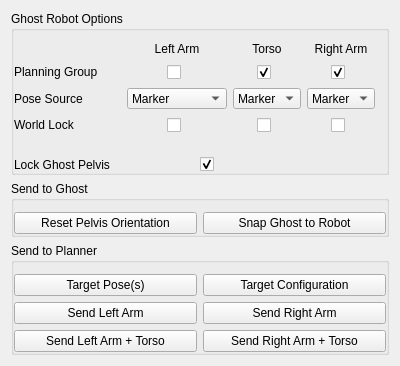
team-vigir/vigir_ocs_common, file vigir_ocs_ghost_control_widget/src/ui/ghost_control_widget.ui: the form before one commit.
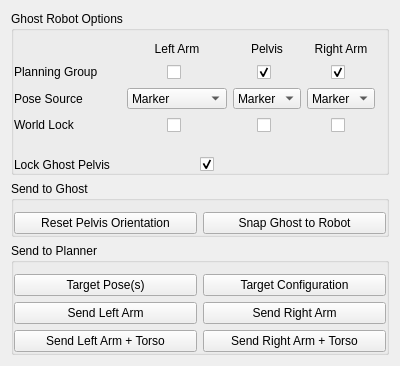
The form after the commit.

Commit message: - adding the interactive marker nodelet, and using it with the base 3d view - several bug fixes - changes to how grasp works: now the hand you grab is the one you control, and the only option is to use torso or not

Patch:
```diff
--- a/vigir_ocs_ghost_control_widget/src/ui/ghost_control_widget.ui
+++ b/vigir_ocs_ghost_control_widget/src/ui/ghost_control_widget.ui
@@ -117,7 +117,7 @@
             <item row="0" column="2">
              <widget class="QLabel" name="label_6">
               <property name="text">
-               <string>Torso</string>
+               <string>Pelvis</string>
               </property>
               <property name="alignment">
                <set>Qt::AlignCenter</set>
```
The commit also changes 9 other files.
